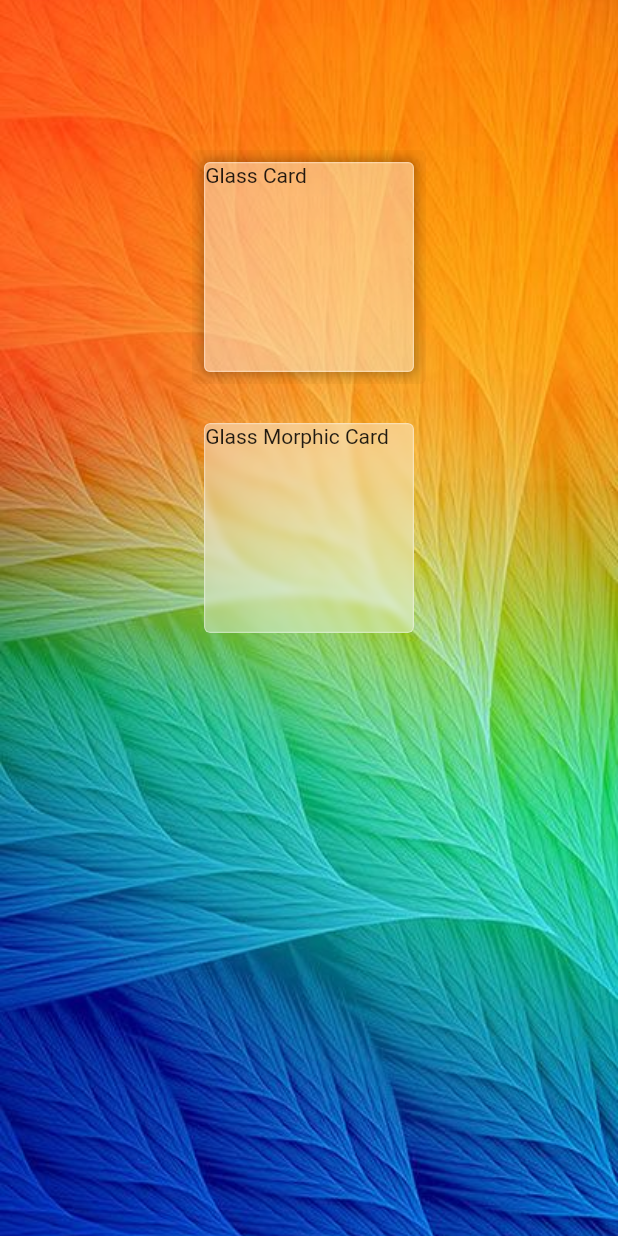
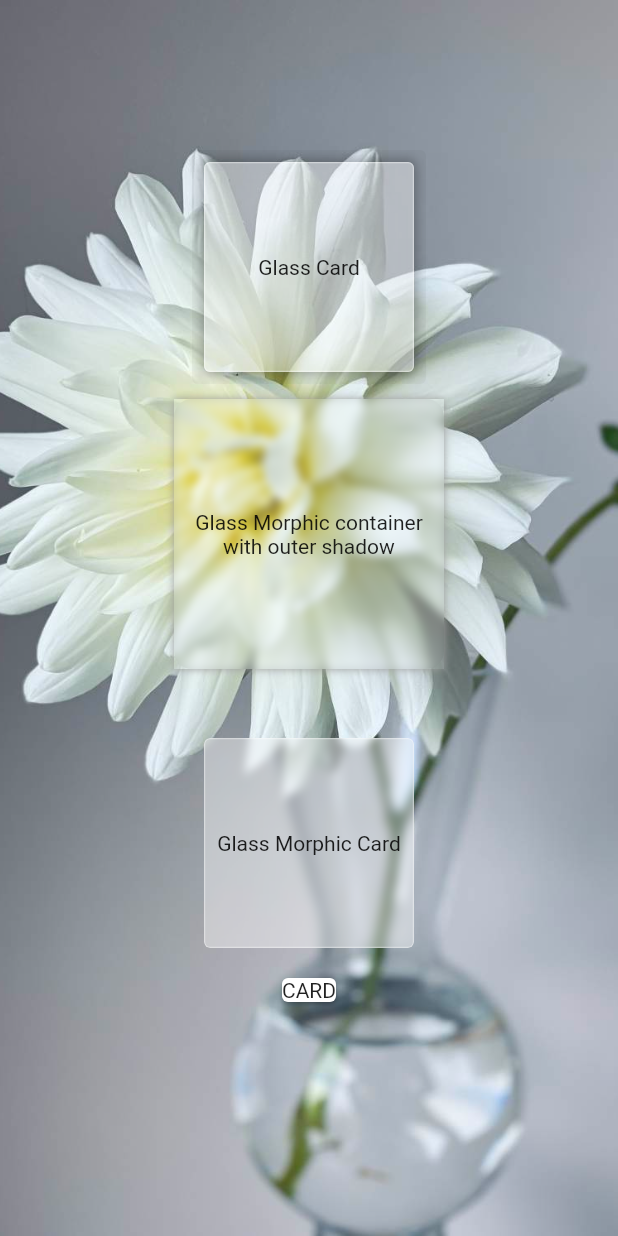
Before and after one commit to hamaccs/glass_morphic_widgets, a Flutter app: the screen it shows after launch, on a phone screen of 412 x 824 dp. Run offline on Flutter 3.47's test engine with Material 2 defaults, Android fonts, the light colour scheme and no system bars.

Commit message:
experimented with BlurStyle.outer in BoxShadow

```diff
--- a/example/lib/main.dart
+++ b/example/lib/main.dart
@@ -1,11 +1,8 @@
 import 'package:flutter/material.dart';
+import 'package:glassmorphic_widgets/glass_widget.dart';
 import 'package:glassmorphic_widgets/glass_card.dart';
 import 'package:glassmorphic_widgets/glass_morphic_card.dart';
-
-import 'example1.dart';
-import 'example2.dart';
-import 'example3.dart';
-import 'example4.dart';
+import 'package:glassmorphic_widgets/glass_morphic_button.dart';
 
 void main() {
   runApp(const MyApp());
@@ -34,50 +31,71 @@ class GlassTest extends StatelessWidget {
   @override
   Widget build(BuildContext context) {
     return Scaffold(
-      body: Stack(
-        alignment: Alignment.topCenter,
-        children: [
+      body: Stack(alignment: Alignment.topCenter, children: [
         Image.asset(
-            'assets/colourful_leaves.jpeg',
+          'assets/dalia.jpg',
           fit: BoxFit.cover,
           width: MediaQuery.of(context).size.width,
           height: MediaQuery.of(context).size.height,
         ),
         SingleChildScrollView(
-            child: Column(
-              crossAxisAlignment: CrossAxisAlignment.center,
-              children: [
-                SizedBox(
-                  height: 100,
-                ),
+          child: Column(children: [
+            const SizedBox(height: 100),
             GlassCard(
               elevation: 3,
               width: 140,
               height: 140,
               // padding: EdgeInsets.all(16),
               borderRadius: BorderRadius.circular(4),
-                  child: Text('Glass Card'),
+              child: const Center(child: Text('Glass Card')),
             ),
-                SizedBox(height: 10),
+            const SizedBox(height: 10),
+            const GlassWidget(
+              child: SizedBox(
+                height: 180,
+                width: 180,
+                child: Center(
+                  child: Text(
+                    'Glass Morphic container with outer shadow',
+                    textAlign: TextAlign.center,
+                  ),
+                ),
+              ),
+            ),
+            const SizedBox(height: 30),
             GlassMorphicCard(
               // elevation: 3,
-
               width: 140,
               height: 140,
-                  margin: EdgeInsets.all(16),
+              margin: const EdgeInsets.all(16),
               borderRadius: BorderRadius.circular(4),
-                  child: Text('Glass Morphic Card'),
+              child: const Center(child: Text('Glass Morphic Card')),
             ),
-              ],
+
+            const Card(
+              child: Text('CARD'),
             ),
+
+            // GlassMorphicButton(
+            //   margin: EdgeInsets.all(100),
+            //   elevation: 4,
+            //   padding: EdgeInsets.all(30),
+            //   onTap: () {
+            //     debugPrint('djfdb');
+            //   },
+            //   child: Padding(
+            //     padding: const EdgeInsets.all(24.0),
+            //     child: Text('My button'),
+            //   ),
+            // ),
+          ]),
         ),
-        ],
-      ),
+      ]),
     );
   }
 }
 
-// class MyHomePage extends StatelessWidget {
+// class MyHomePag extends StatelessWidget {
 //   final String title;
 //
 //   const MyHomePage({Key? key, required this.title}) : super(key: key);
--- a/lib/glass_card.dart
+++ b/lib/glass_card.dart
@@ -66,7 +66,7 @@ class GlassCard extends StatelessWidget {
                 [
                   BoxShadow(
                     color: Colors.black.withOpacity(0.1 * shadowStrength),
-                    offset: Offset(0.0, 0.0), //(x,y)
+                    offset: const Offset(0.0, 0.0), //(x,y)
                     blurRadius: 6.0,
                     spreadRadius: 1,
                   ),
--- /dev/null
+++ b/lib/glass_widget.dart
@@ -0,0 +1,81 @@
+import 'dart:ui';
+
+import 'package:flutter/material.dart';
+
+class GlassWidget extends StatelessWidget {
+  const GlassWidget({
+    Key? key,
+    required this.child,
+    this.margin,
+    this.padding,
+    this.borderRadius,
+    // this.borderRadius = const BorderRadius.all(Radius.circular(12)),
+    this.blurX = 3,
+    this.blurY = 3,
+    this.alignment,
+    this.glassColor,
+    this.decoration,
+    this.width,
+    this.height,
+  }) : super(key: key);
+  final BorderRadiusGeometry? borderRadius;
+
+  // final CustomClipper ? clipper;
+  final double blurX;
+  final double blurY;
+
+  // final TileMode tileMode;
+  final AlignmentGeometry? alignment;
+  final EdgeInsetsGeometry? padding;
+  final Color? glassColor;
+  final Decoration? decoration;
+
+  // final Decoration? foregroundDecoration;
+  final double? width;
+  final double? height;
+
+  // final BoxConstraints? constraints;
+  final EdgeInsetsGeometry? margin;
+
+  // final Matrix4? transform;
+  // final AlignmentGeometry? transformAlignment;
+  final Widget? child;
+
+  // final Clip clipBehavior;
+  // final BlendMode blendMode;
+
+  @override
+  Widget build(BuildContext context) {
+    return Container(
+      // alignment: alignment,
+      decoration: BoxDecoration(
+        borderRadius: borderRadius,
+        color: glassColor ?? Colors.white.withOpacity(0.2),
+        boxShadow: const [
+          BoxShadow(
+            color: Colors.grey,
+            spreadRadius: 0,
+            blurRadius: 4,
+            blurStyle: BlurStyle.outer,
+          ),
+        ],
+        // gradient: LinearGradient(
+        //   begin: Alignment.topLeft,
+        //   end: Alignment.bottomRight,
+        //   colors: [
+        //     Colors.white.withOpacity(0.6),
+        //     Colors.white.withOpacity(0.6),
+        //   ],
+        //   // stops: [0.1, 1],
+        // ),
+      ),
+      child: ClipRRect(
+        borderRadius: BorderRadius.circular(12),
+        child: BackdropFilter(
+          filter: ImageFilter.blur(sigmaX: 3, sigmaY: 3),
+          child: child,
+        ),
+      ),
+    );
+  }
+}
--- a/pubspec.yaml
+++ b/pubspec.yaml
@@ -1,7 +1,7 @@
 name: glassmorphic_widgets
 description: A package for glassmorphic widgets
 version: 0.0.1
-homepage:
+homepage: https://github.com/hamaccs/glass_morphic_widgets/tree/master
 
 environment:
   sdk: ">=2.16.1 <3.0.0"
```
Also changed, not shown: lib/glass_morphic_button.dart (added, +90 -0 lines), lib/glassmorphic_widgets.dart (added, +7 -0 lines), example/assets/dalia.jpg (added), example/pubspec.lock, 3 other files. Lines whose indentation alone changed are shown as unchanged.
